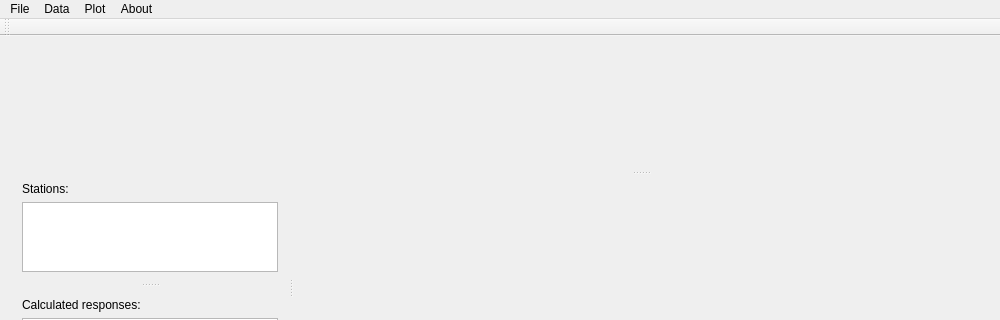
Old version of the form mainwindow.ui in the repository GoFEM/EDITools; both pictures show x 0 to 1000 and y 0 to 320 of the 1000 by 560 pixel window.
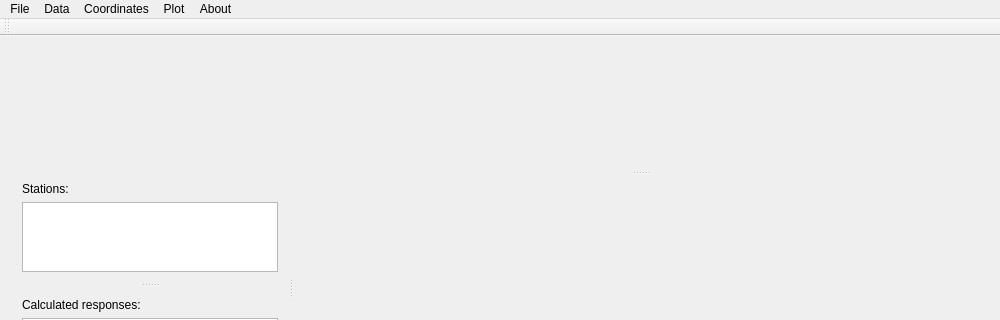
New version of the form. Custom widgets are drawn as their Qt base class.

Commit message: Add MT inversion export and UTM coordinate tools

```diff
--- a/mainwindow.ui
+++ b/mainwindow.ui
@@ -156,6 +156,11 @@
     <addaction name="actionPlot_axis_ranges"/>
     <addaction name="actionSave_as_PDF"/>
    </widget>
+   <widget class="QMenu" name="menuCoordinates">
+    <property name="title"><string>Coordinates</string></property>
+    <addaction name="actionConvert_UTM"/>
+    <addaction name="actionGeographic_coordinates"/>
+   </widget>
    <widget class="QMenu" name="menuAbout">
     <property name="title">
      <string>About</string>
@@ -164,6 +169,7 @@
    </widget>
    <addaction name="menuFile"/>
    <addaction name="menuData"/>
+   <addaction name="menuCoordinates"/>
    <addaction name="menuPlot"/>
    <addaction name="menuAbout"/>
   </widget>
```
Left out of the diff: 12 changed lines with no effect on the pictures. The commit also changes 21 other files.
